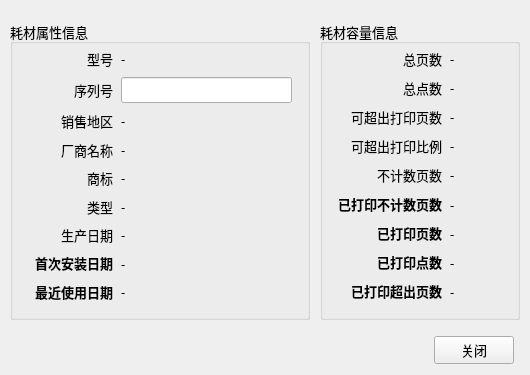
This is readback.ui in zlmone/supply_writer as Qt 5 draws it before an edit. The edited form follows.
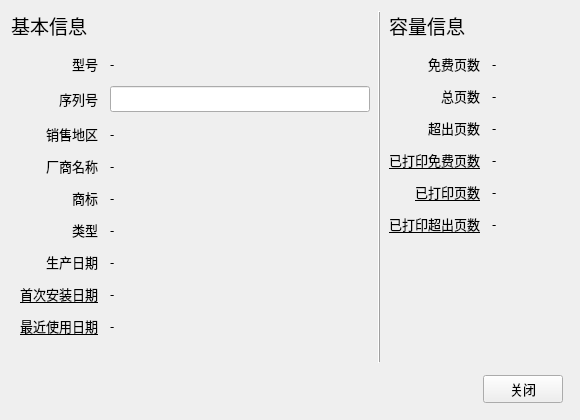
This is the edited form.

```diff
--- a/readback.ui
+++ b/readback.ui
@@ -6,8 +6,8 @@
    <rect>
     <x>0</x>
     <y>0</y>
-    <width>530</width>
-    <height>375</height>
+    <width>580</width>
+    <height>420</height>
    </rect>
   </property>
   <property name="windowTitle">
@@ -16,122 +16,51 @@
   <property name="styleSheet">
    <string notr="true"/>
   </property>
-  <widget class="QWidget" name="layoutWidget_3">
-   <property name="geometry">
-    <rect>
-     <x>10</x>
-     <y>330</y>
-     <width>510</width>
-     <height>40</height>
-    </rect>
-   </property>
-   <property name="font">
-    <font>
-     <family>微软雅黑</family>
-     <pointsize>10</pointsize>
-    </font>
-   </property>
-   <layout class="QHBoxLayout" name="horizontalLayout_6">
-    <property name="leftMargin">
-     <number>6</number>
-    </property>
+  <layout class="QGridLayout" name="gridLayout_3">
+   <item row="0" column="0">
+    <layout class="QVBoxLayout" name="verticalLayout">
+     <item>
+      <layout class="QHBoxLayout" name="horizontalLayout" stretch="2,0,1">
+       <property name="spacing">
+        <number>8</number>
+       </property>
+       <item>
+        <layout class="QVBoxLayout" name="verticalLayout_2">
     <property name="topMargin">
-     <number>6</number>
-    </property>
-    <property name="rightMargin">
-     <number>6</number>
+          <number>0</number>
     </property>
     <property name="bottomMargin">
-     <number>6</number>
+          <number>9</number>
     </property>
     <item>
-     <spacer name="horizontalSpacer_4">
+          <widget class="QLabel" name="label_36">
       <property name="font">
        <font>
         <family>微软雅黑</family>
-        <pointsize>10</pointsize>
-       </font>
-      </property>
-      <property name="orientation">
-       <enum>Qt::Horizontal</enum>
-      </property>
-      <property name="sizeHint" stdset="0">
-       <size>
-        <width>40</width>
-        <height>20</height>
-       </size>
-      </property>
-     </spacer>
-    </item>
-    <item>
-     <widget class="QPushButton" name="pushButton_7">
-      <property name="font">
-       <font>
-        <family>微软雅黑</family>
-        <pointsize>10</pointsize>
+             <pointsize>14</pointsize>
        </font>
       </property>
       <property name="text">
-       <string>关闭</string>
-      </property>
-      <property name="autoDefault">
-       <bool>false</bool>
+            <string>基本信息</string>
       </property>
      </widget>
     </item>
-   </layout>
-  </widget>
-  <widget class="QGroupBox" name="groupBox_2">
-   <property name="geometry">
-    <rect>
-     <x>10</x>
-     <y>20</y>
-     <width>300</width>
-     <height>300</height>
-    </rect>
-   </property>
-   <property name="font">
-    <font>
-     <family>微软雅黑</family>
-     <pointsize>10</pointsize>
-    </font>
-   </property>
-   <property name="title">
-    <string>耗材属性信息</string>
-   </property>
-   <property name="alignment">
-    <set>Qt::AlignLeading|Qt::AlignLeft|Qt::AlignVCenter</set>
-   </property>
-   <widget class="QWidget" name="gridLayoutWidget_3">
-    <property name="geometry">
-     <rect>
-      <x>10</x>
-      <y>20</y>
-      <width>280</width>
-      <height>270</height>
-     </rect>
-    </property>
-    <property name="font">
-     <font>
-      <family>微软雅黑</family>
-      <pointsize>10</pointsize>
-     </font>
-    </property>
-    <layout class="QGridLayout" name="gridLayout_2" columnstretch="1,2">
+         <item>
+          <layout class="QGridLayout" name="gridLayout_2" columnstretch="1,3">
      <property name="leftMargin">
-      <number>8</number>
+            <number>0</number>
      </property>
      <property name="topMargin">
-      <number>8</number>
+            <number>6</number>
      </property>
      <property name="rightMargin">
-      <number>8</number>
+            <number>0</number>
      </property>
      <property name="bottomMargin">
-      <number>8</number>
+            <number>6</number>
      </property>
      <property name="spacing">
-      <number>8</number>
+            <number>12</number>
      </property>
      <item row="2" column="0">
       <widget class="QLabel" name="label_20">
@@ -251,13 +180,14 @@
         <font>
          <family>微软雅黑</family>
          <pointsize>10</pointsize>
+               <underline>true</underline>
         </font>
        </property>
        <property name="text">
-        <string>&lt;html&gt;&lt;head/&gt;&lt;body&gt;&lt;p&gt;&lt;span style=&quot; font-weight:600;&quot;&gt;首次安装日期&lt;/span&gt;&lt;/p&gt;&lt;/body&gt;&lt;/html&gt;</string>
+              <string>首次安装日期</string>
        </property>
        <property name="textFormat">
-        <enum>Qt::RichText</enum>
+              <enum>Qt::PlainText</enum>
        </property>
        <property name="alignment">
         <set>Qt::AlignRight|Qt::AlignTrailing|Qt::AlignVCenter</set>
@@ -286,13 +216,14 @@
         <font>
          <family>微软雅黑</family>
          <pointsize>10</pointsize>
+               <underline>true</underline>
         </font>
        </property>
        <property name="text">
-        <string>&lt;html&gt;&lt;head/&gt;&lt;body&gt;&lt;p&gt;&lt;span style=&quot; font-weight:600;&quot;&gt;最近使用日期&lt;/span&gt;&lt;/p&gt;&lt;/body&gt;&lt;/html&gt;</string>
+              <string>最近使用日期</string>
        </property>
        <property name="textFormat">
-        <enum>Qt::RichText</enum>
+              <enum>Qt::PlainText</enum>
        </property>
        <property name="alignment">
         <set>Qt::AlignRight|Qt::AlignTrailing|Qt::AlignVCenter</set>
@@ -401,62 +332,75 @@
       </widget>
      </item>
     </layout>
-   </widget>
-  </widget>
-  <widget class="QGroupBox" name="groupBox">
-   <property name="geometry">
-    <rect>
-     <x>320</x>
-     <y>20</y>
-     <width>200</width>
-     <height>300</height>
-    </rect>
-   </property>
-   <property name="font">
-    <font>
-     <family>微软雅黑</family>
-     <pointsize>10</pointsize>
-    </font>
-   </property>
-   <property name="title">
-    <string>耗材容量信息</string>
-   </property>
-   <property name="alignment">
-    <set>Qt::AlignLeading|Qt::AlignLeft|Qt::AlignVCenter</set>
-   </property>
-   <widget class="QWidget" name="gridLayoutWidget_2">
-    <property name="geometry">
-     <rect>
-      <x>10</x>
-      <y>20</y>
-      <width>180</width>
-      <height>270</height>
-     </rect>
-    </property>
+         </item>
+         <item>
+          <spacer name="verticalSpacer">
+           <property name="orientation">
+            <enum>Qt::Vertical</enum>
+           </property>
+           <property name="sizeHint" stdset="0">
+            <size>
+             <width>20</width>
+             <height>40</height>
+            </size>
+           </property>
+          </spacer>
+         </item>
+        </layout>
+       </item>
+       <item>
+        <widget class="Line" name="line">
+         <property name="frameShadow">
+          <enum>QFrame::Raised</enum>
+         </property>
+         <property name="orientation">
+          <enum>Qt::Vertical</enum>
+         </property>
+        </widget>
+       </item>
+       <item>
+        <layout class="QVBoxLayout" name="verticalLayout_3">
+         <property name="topMargin">
+          <number>0</number>
+         </property>
+         <property name="rightMargin">
+          <number>0</number>
+         </property>
+         <property name="bottomMargin">
+          <number>9</number>
+         </property>
+         <item>
+          <widget class="QLabel" name="label_37">
     <property name="font">
      <font>
       <family>微软雅黑</family>
-      <pointsize>10</pointsize>
-     </font>
-    </property>
-    <layout class="QGridLayout" name="gridLayout" columnstretch="3,2">
+             <pointsize>14</pointsize>
+            </font>
+           </property>
+           <property name="text">
+            <string>容量信息</string>
+           </property>
+          </widget>
+         </item>
+         <item>
+          <layout class="QGridLayout" name="gridLayout" columnstretch="0,0">
      <property name="leftMargin">
-      <number>8</number>
+            <number>0</number>
      </property>
      <property name="topMargin">
-      <number>8</number>
+            <number>6</number>
      </property>
      <property name="rightMargin">
-      <number>8</number>
+            <number>0</number>
      </property>
      <property name="bottomMargin">
-      <number>8</number>
+            <number>6</number>
      </property>
      <property name="spacing">
-      <number>8</number>
-     </property>
-     <item row="0" column="1">
-      <widget class="QLabel" name="label_5">
+            <number>12</number>
+           </property>
+           <item row="0" column="0">
+            <widget class="QLabel" name="label_12">
        <property name="font">
         <font>
          <family>微软雅黑</family>
@@ -464,59 +408,14 @@
         </font>
        </property>
        <property name="text">
-        <string>-</string>
-       </property>
-      </widget>
-     </item>
-     <item row="1" column="0">
-      <widget class="QLabel" name="label_13">
-       <property name="font">
-        <font>
-         <family>微软雅黑</family>
-         <pointsize>10</pointsize>
-        </font>
-       </property>
-       <property name="text">
-        <string>总点数</string>
-       </property>
+              <string>免费页数</string>
+             </property>
        <property name="alignment">
         <set>Qt::AlignRight|Qt::AlignTrailing|Qt::AlignVCenter</set>
        </property>
       </widget>
      </item>
-     <item row="3" column="1">
-      <widget class="QLabel" name="label_29">
-       <property name="font">
-        <font>
-         <family>微软雅黑</family>
-         <pointsize>10</pointsize>
-        </font>
-       </property>
-       <property name="text">
-        <string>-</string>
-       </property>
-      </widget>
-     </item>
-     <item row="8" column="0">
-      <widget class="QLabel" name="label_33">
-       <property name="font">
-        <font>
-         <family>微软雅黑</family>
-         <pointsize>10</pointsize>
-        </font>
-       </property>
-       <property name="text">
-        <string>&lt;html&gt;&lt;head/&gt;&lt;body&gt;&lt;p&gt;&lt;span style=&quot; font-weight:600;&quot;&gt;已打印超出页数&lt;/span&gt;&lt;/p&gt;&lt;/body&gt;&lt;/html&gt;</string>
-       </property>
-       <property name="textFormat">
-        <enum>Qt::RichText</enum>
-       </property>
-       <property name="alignment">
-        <set>Qt::AlignRight|Qt::AlignTrailing|Qt::AlignVCenter</set>
-       </property>
-      </widget>
-     </item>
-     <item row="2" column="1">
+           <item row="1" column="1">
       <widget class="QLabel" name="label_22">
        <property name="font">
         <font>
@@ -529,26 +428,7 @@
        </property>
       </widget>
      </item>
-     <item row="6" column="0">
-      <widget class="QLabel" name="label_27">
-       <property name="font">
-        <font>
-         <family>微软雅黑</family>
-         <pointsize>10</pointsize>
-        </font>
-       </property>
-       <property name="text">
-        <string>&lt;html&gt;&lt;head/&gt;&lt;body&gt;&lt;p&gt;&lt;span style=&quot; font-weight:600;&quot;&gt;已打印页数&lt;/span&gt;&lt;/p&gt;&lt;/body&gt;&lt;/html&gt;</string>
-       </property>
-       <property name="textFormat">
-        <enum>Qt::RichText</enum>
-       </property>
-       <property name="alignment">
-        <set>Qt::AlignRight|Qt::AlignTrailing|Qt::AlignVCenter</set>
-       </property>
-      </widget>
-     </item>
-     <item row="6" column="1">
+           <item row="4" column="1">
       <widget class="QLabel" name="label_10">
        <property name="font">
         <font>
@@ -561,81 +441,7 @@
        </property>
       </widget>
      </item>
-     <item row="3" column="0">
-      <widget class="QLabel" name="label_15">
-       <property name="font">
-        <font>
-         <family>微软雅黑</family>
-         <pointsize>10</pointsize>
-        </font>
-       </property>
-       <property name="text">
-        <string>可超出打印比例</string>
-       </property>
-       <property name="alignment">
-        <set>Qt::AlignRight|Qt::AlignTrailing|Qt::AlignVCenter</set>
-       </property>
-      </widget>
-     </item>
-     <item row="1" column="1">
-      <widget class="QLabel" name="label_18">
-       <property name="font">
-        <font>
-         <family>微软雅黑</family>
-         <pointsize>10</pointsize>
-        </font>
-       </property>
-       <property name="text">
-        <string>-</string>
-       </property>
-      </widget>
-     </item>
-     <item row="8" column="1">
-      <widget class="QLabel" name="label_34">
-       <property name="font">
-        <font>
-         <family>微软雅黑</family>
-         <pointsize>10</pointsize>
-        </font>
-       </property>
-       <property name="text">
-        <string>-</string>
-       </property>
-      </widget>
-     </item>
-     <item row="7" column="0">
-      <widget class="QLabel" name="label_31">
-       <property name="font">
-        <font>
-         <family>微软雅黑</family>
-         <pointsize>10</pointsize>
-        </font>
-       </property>
-       <property name="text">
-        <string>&lt;html&gt;&lt;head/&gt;&lt;body&gt;&lt;p&gt;&lt;span style=&quot; font-weight:600;&quot;&gt;已打印点数&lt;/span&gt;&lt;/p&gt;&lt;/body&gt;&lt;/html&gt;</string>
-       </property>
-       <property name="textFormat">
-        <enum>Qt::RichText</enum>
-       </property>
-       <property name="alignment">
-        <set>Qt::AlignRight|Qt::AlignTrailing|Qt::AlignVCenter</set>
-       </property>
-      </widget>
-     </item>
-     <item row="4" column="1">
-      <widget class="QLabel" name="label_30">
-       <property name="font">
-        <font>
-         <family>微软雅黑</family>
-         <pointsize>10</pointsize>
-        </font>
-       </property>
-       <property name="text">
-        <string>-</string>
-       </property>
-      </widget>
-     </item>
-     <item row="2" column="0">
+           <item row="1" column="0">
       <widget class="QLabel" name="label_14">
        <property name="font">
         <font>
@@ -644,51 +450,6 @@
         </font>
        </property>
        <property name="text">
-        <string>可超出打印页数</string>
-       </property>
-       <property name="alignment">
-        <set>Qt::AlignRight|Qt::AlignTrailing|Qt::AlignVCenter</set>
-       </property>
-      </widget>
-     </item>
-     <item row="4" column="0">
-      <widget class="QLabel" name="label_16">
-       <property name="font">
-        <font>
-         <family>微软雅黑</family>
-         <pointsize>10</pointsize>
-        </font>
-       </property>
-       <property name="text">
-        <string>不计数页数</string>
-       </property>
-       <property name="alignment">
-        <set>Qt::AlignRight|Qt::AlignTrailing|Qt::AlignVCenter</set>
-       </property>
-      </widget>
-     </item>
-     <item row="7" column="1">
-      <widget class="QLabel" name="label_32">
-       <property name="font">
-        <font>
-         <family>微软雅黑</family>
-         <pointsize>10</pointsize>
-        </font>
-       </property>
-       <property name="text">
-        <string>-</string>
-       </property>
-      </widget>
-     </item>
-     <item row="0" column="0">
-      <widget class="QLabel" name="label_12">
-       <property name="font">
-        <font>
-         <family>微软雅黑</family>
-         <pointsize>10</pointsize>
-        </font>
-       </property>
-       <property name="text">
         <string>总页数</string>
        </property>
        <property name="alignment">
@@ -696,16 +457,99 @@
        </property>
       </widget>
      </item>
+           <item row="5" column="1">
+            <widget class="QLabel" name="label_34">
+             <property name="font">
+              <font>
+               <family>微软雅黑</family>
+               <pointsize>10</pointsize>
+              </font>
+             </property>
+             <property name="text">
+              <string>-</string>
+             </property>
+            </widget>
+           </item>
      <item row="5" column="0">
+            <widget class="QLabel" name="label_33">
+             <property name="font">
+              <font>
+               <family>微软雅黑</family>
+               <pointsize>10</pointsize>
+               <underline>true</underline>
+              </font>
+             </property>
+             <property name="text">
+              <string>已打印超出页数</string>
+             </property>
+             <property name="textFormat">
+              <enum>Qt::RichText</enum>
+             </property>
+             <property name="alignment">
+              <set>Qt::AlignRight|Qt::AlignTrailing|Qt::AlignVCenter</set>
+             </property>
+            </widget>
+           </item>
+           <item row="4" column="0">
+            <widget class="QLabel" name="label_27">
+             <property name="font">
+              <font>
+               <family>微软雅黑</family>
+               <pointsize>10</pointsize>
+               <underline>true</underline>
+              </font>
+             </property>
+             <property name="text">
+              <string>已打印页数</string>
+             </property>
+             <property name="textFormat">
+              <enum>Qt::PlainText</enum>
+             </property>
+             <property name="alignment">
+              <set>Qt::AlignRight|Qt::AlignTrailing|Qt::AlignVCenter</set>
+             </property>
+            </widget>
+           </item>
+           <item row="2" column="0">
+            <widget class="QLabel" name="label_16">
+             <property name="font">
+              <font>
+               <family>微软雅黑</family>
+               <pointsize>10</pointsize>
+              </font>
+             </property>
+             <property name="text">
+              <string>超出页数</string>
+             </property>
+             <property name="alignment">
+              <set>Qt::AlignRight|Qt::AlignTrailing|Qt::AlignVCenter</set>
+             </property>
+            </widget>
+           </item>
+           <item row="0" column="1">
+            <widget class="QLabel" name="label_5">
+             <property name="font">
+              <font>
+               <family>微软雅黑</family>
+               <pointsize>10</pointsize>
+              </font>
+             </property>
+             <property name="text">
+              <string>-</string>
+             </property>
+            </widget>
+           </item>
+           <item row="3" column="0">
       <widget class="QLabel" name="label_2">
        <property name="font">
         <font>
          <family>微软雅黑</family>
          <pointsize>10</pointsize>
+               <underline>true</underline>
         </font>
        </property>
        <property name="text">
-        <string>&lt;html&gt;&lt;head/&gt;&lt;body&gt;&lt;p&gt;&lt;span style=&quot; font-weight:600;&quot;&gt;已打印不计数页数&lt;/span&gt;&lt;/p&gt;&lt;/body&gt;&lt;/html&gt;</string>
+              <string>已打印免费页数</string>
        </property>
        <property name="textFormat">
         <enum>Qt::RichText</enum>
@@ -715,7 +559,7 @@
        </property>
       </widget>
      </item>
-     <item row="5" column="1">
+           <item row="3" column="1">
       <widget class="QLabel" name="label_35">
        <property name="font">
         <font>
@@ -728,9 +572,92 @@
        </property>
       </widget>
      </item>
-    </layout>
-   </widget>
-  </widget>
+           <item row="2" column="1">
+            <widget class="QLabel" name="label_30">
+             <property name="font">
+              <font>
+               <family>微软雅黑</family>
+               <pointsize>10</pointsize>
+              </font>
+             </property>
+             <property name="text">
+              <string>-</string>
+             </property>
+            </widget>
+           </item>
+          </layout>
+         </item>
+         <item>
+          <spacer name="verticalSpacer_2">
+           <property name="orientation">
+            <enum>Qt::Vertical</enum>
+           </property>
+           <property name="sizeHint" stdset="0">
+            <size>
+             <width>20</width>
+             <height>40</height>
+            </size>
+           </property>
+          </spacer>
+         </item>
+        </layout>
+       </item>
+      </layout>
+     </item>
+     <item>
+      <layout class="QHBoxLayout" name="horizontalLayout_6">
+       <property name="leftMargin">
+        <number>6</number>
+       </property>
+       <property name="topMargin">
+        <number>6</number>
+       </property>
+       <property name="rightMargin">
+        <number>6</number>
+       </property>
+       <property name="bottomMargin">
+        <number>6</number>
+       </property>
+       <item>
+        <spacer name="horizontalSpacer_4">
+         <property name="font">
+          <font>
+           <family>微软雅黑</family>
+           <pointsize>10</pointsize>
+          </font>
+         </property>
+         <property name="orientation">
+          <enum>Qt::Horizontal</enum>
+         </property>
+         <property name="sizeHint" stdset="0">
+          <size>
+           <width>40</width>
+           <height>20</height>
+          </size>
+         </property>
+        </spacer>
+       </item>
+       <item>
+        <widget class="QPushButton" name="pushButton_7">
+         <property name="font">
+          <font>
+           <family>微软雅黑</family>
+           <pointsize>10</pointsize>
+          </font>
+         </property>
+         <property name="text">
+          <string>关闭</string>
+         </property>
+         <property name="autoDefault">
+          <bool>false</bool>
+         </property>
+        </widget>
+       </item>
+      </layout>
+     </item>
+    </layout>
+   </item>
+  </layout>
  </widget>
  <resources/>
  <connections/>
```
Lines whose indentation alone changed are shown as unchanged.
